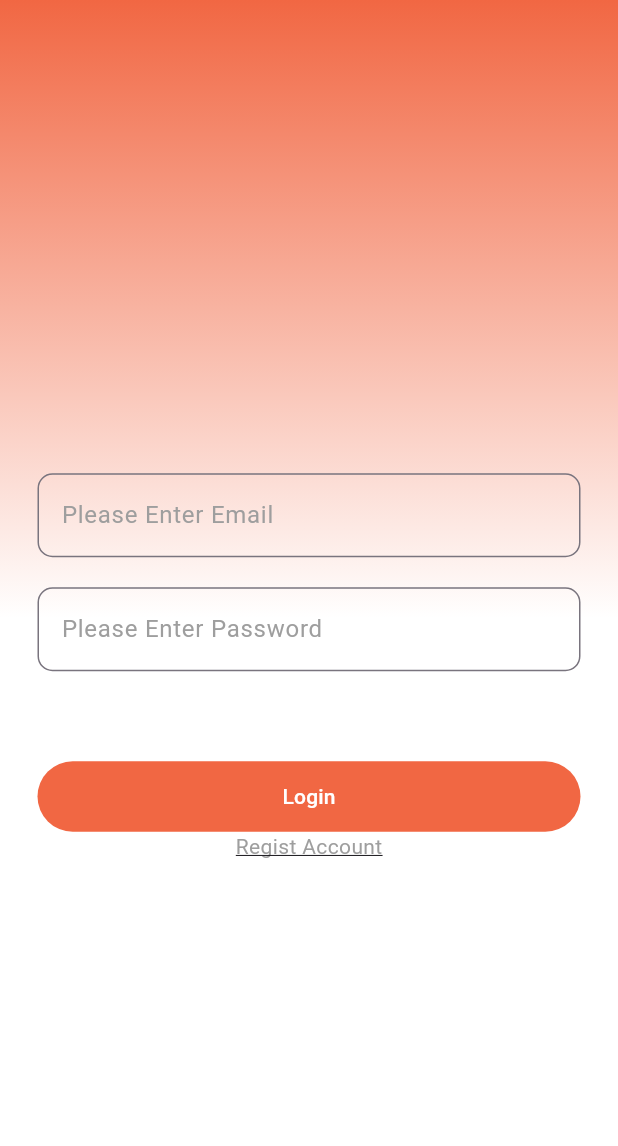
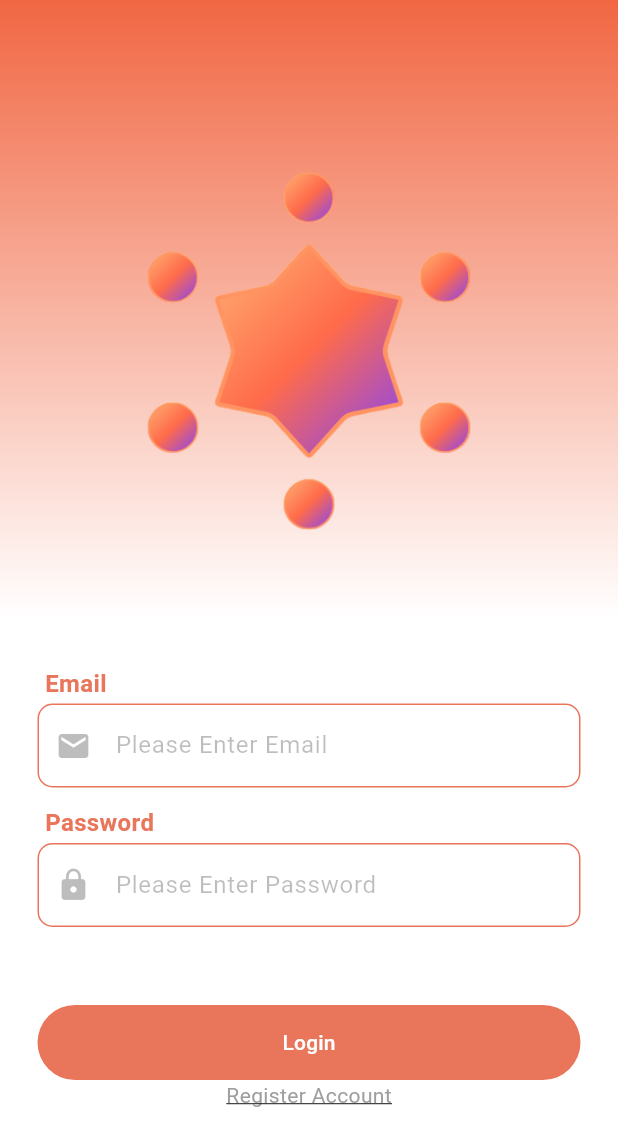
Before and after one commit to SparkUp-App/SparkUp-Android, a Flutter app: the screen it shows after launch, on a phone screen of 412 x 824 dp. Shown: the top 1146 px of the screen. Run offline on Flutter 3.47's test engine with Material 3 defaults, Android fonts, the phone set to English and light mode, and no system bars; missing offline and left inert: toasty_box.

Commit message:
!add main_icon

```diff
--- a/lib/screen/home_page.dart
+++ b/lib/screen/home_page.dart
@@ -41,7 +41,6 @@ class _HomePageState extends State<HomePage> {
 
   @override
   Widget build(BuildContext context) {
-
     return Scaffold(
         body: _getPage(_selectedIndex),
         floatingActionButton: SizedBox(
--- a/lib/screen/login_page.dart
+++ b/lib/screen/login_page.dart
@@ -1,7 +1,9 @@
 import "package:flutter/material.dart";
-import "package:flutter/widgets.dart";
+import "package:spark_up/common_widget/system_message.dart";
+import "package:spark_up/data/profile.dart";
 import "package:spark_up/network/network.dart";
 import "package:spark_up/network/path/auth_path.dart";
+import "package:spark_up/network/path/profile_path.dart";
 import "package:spark_up/route.dart";
 
 class LoginPage extends StatefulWidget {
@@ -18,65 +20,141 @@ class _LoginPageState extends State<LoginPage> {
 
   @override
   Widget build(BuildContext context) {
-    return Stack(
-        children: [
-          Container(
+    return Container(
       decoration: BoxDecoration(
         gradient: LinearGradient(
           colors: [Color(0xFFF16743), Colors.white],
           begin: Alignment.topCenter,
           end: Alignment.center,
+        )
       ),
-            ),
-            child:Scaffold(
-                appBar: AppBar(
-                  backgroundColor: Colors.transparent.withOpacity(0),
-                ),
-                backgroundColor: Colors.transparent.withOpacity(0),
+      child: Stack(
+        children: [
+          Scaffold(
+            backgroundColor: Colors.transparent,
             body: Center(
+              child: SingleChildScrollView(
                 child: Container(
-                      margin:const EdgeInsets.symmetric(vertical: 50.0, horizontal: 25.0),
+                  margin: const EdgeInsets.symmetric(vertical: 50.0, horizontal: 25.0),
                   child: Column(
                     crossAxisAlignment: CrossAxisAlignment.stretch,
                     mainAxisAlignment: MainAxisAlignment.center,
                     children: [
                       Container(
-                              padding: const EdgeInsets.symmetric(vertical: 10.0),
+                        width: 300,
+                        height: 300,
+                        child: Image.asset(
+                          'assets/sparkUpMainIcon.png',
+                          fit: BoxFit.contain, // 根據需求選擇如何適應容器（例如 cover, contain, fill）
+                        ),
+                      ),
+                      SizedBox(
+                        height: 50,
+                      ),
+                      Padding(
+                        padding: EdgeInsets.fromLTRB(0.0, 10.0, 0.0, 0.0),
+                        child: Column(
+                          crossAxisAlignment: CrossAxisAlignment.start,
+                          children: [
+                            Padding(
+                              padding: EdgeInsets.fromLTRB(5.0, 0.0, 0.0, 0.0),
+                              child: Text(
+                                "Email",
+                                style: const TextStyle(
+                                  fontSize: 16,
+                                  color: Color(0xFFE9765B),
+                                  fontWeight: FontWeight.w600,
+                                ),
+                              ),
+                            ),
+                            Container(
+                              padding: const EdgeInsets.symmetric(vertical: 2.0),
+                              width: double.infinity,
                               child: TextField(
                                 controller: emailController,
                                 decoration: InputDecoration(
+                                  enabledBorder: OutlineInputBorder(
+                                    borderSide: const BorderSide(color: Color(0xFFE9765B)),
+                                    borderRadius: BorderRadius.circular(10.0),
+                                  ),
+                                  focusedBorder: OutlineInputBorder(
+                                    borderSide: const BorderSide(color: Color(0xFFE9765B)),
+                                    borderRadius: BorderRadius.circular(10.0),
+                                  ),
                                   border: OutlineInputBorder(
-                                        borderRadius: BorderRadius.circular(10.0)),
+                                    borderSide: const BorderSide(color: Color(0xFFE9765B)),
+                                    borderRadius: BorderRadius.circular(10.0),
+                                  ),
+                                  prefixIcon: const Icon(Icons.email),
+                                  prefixIconColor: Colors.black26,
                                   hintText: "Please Enter Email",
                                   hintStyle: const TextStyle(
-                                      color: Colors.grey,
-                                    )),
-                              )),
+                                    color: Colors.black26,
+                                  ),
+                                ),
+                              ),
+                            ),
+                          ],
+                        ),
+                      ),
+                      Padding(
+                        padding: EdgeInsets.fromLTRB(0.0, 10.0, 0.0, 0.0),
+                        child: Column(
+                          crossAxisAlignment: CrossAxisAlignment.start,
+                          children: [
+                            Padding(
+                              padding: EdgeInsets.fromLTRB(5.0, 0.0, 0.0, 0.0),
+                              child: Text(
+                                "Password",
+                                style: const TextStyle(
+                                  fontSize: 16,
+                                  color: Color(0xFFE9765B),
+                                  fontWeight: FontWeight.w600,
+                                ),
+                              ),
+                            ),
                             Container(
-                              padding: const EdgeInsets.symmetric(vertical: 10.0),
+                              padding: const EdgeInsets.symmetric(vertical: 2.0),
+                              width: double.infinity,
                               child: TextField(
                                 controller: passwordController,
+                                obscureText: true,
                                 decoration: InputDecoration(
+                                  enabledBorder: OutlineInputBorder(
+                                    borderSide: const BorderSide(color: Color(0xFFE9765B)),
+                                    borderRadius: BorderRadius.circular(10.0),
+                                  ),
+                                  focusedBorder: OutlineInputBorder(
+                                    borderSide: const BorderSide(color: Color(0xFFE9765B)),
+                                    borderRadius: BorderRadius.circular(10.0),
+                                  ),
                                   border: OutlineInputBorder(
-                                        borderRadius: BorderRadius.circular(10.0)),
+                                    borderSide: const BorderSide(color: Color(0xFFE9765B)),
+                                    borderRadius: BorderRadius.circular(10.0),
+                                  ),
+                                  prefixIcon: const Icon(Icons.lock),
+                                  prefixIconColor: Colors.black26,
                                   hintText: "Please Enter Password",
                                   hintStyle: const TextStyle(
-                                      color: Colors.grey,
-                                    )),
-                              )),
+                                    color: Colors.black26,
+                                  ),
+                                ),
+                              ),
+                            ),
+                          ],
+                        ),
+                      ),
                       Container(
                     margin: const EdgeInsets.only(top: 50.0),
-                              child: SizedBox(
-                                  width: 200,
-                                  height: 47,
                     child: TextButton(
                       style: ButtonStyle(
+                        minimumSize: WidgetStateProperty.all<Size>(const Size(200, 50)),
                         backgroundColor:
                             WidgetStateProperty.resolveWith<Color>((states) {
                           if (states.contains(WidgetState.pressed)) {
-                                          return Color(0xFFF16743);
+                            return const Color(0xFFE9765B);
                           } else {
-                                          return Color(0xFFF16743);
+                            return Color(0xFFE9765B);
                           }
                         }),
                       ),
@@ -86,6 +164,7 @@ class _LoginPageState extends State<LoginPage> {
                         });
 
                         debugPrint("Sending Login Request");
+
                         dynamic response = await Network.manager.sendRequest(
                             method: RequestMethod.post,
                             path: AuthPath.login,
@@ -93,6 +172,7 @@ class _LoginPageState extends State<LoginPage> {
                               "email": emailController.text,
                               "password": passwordController.text,
                             });
+
                         debugPrint("Login Request Finished");
 
                         setState(() {
@@ -102,35 +182,35 @@ class _LoginPageState extends State<LoginPage> {
                         if (context.mounted) {
                           debugPrint("${response["status"]}");
                           if (response["status"] == "success") {
-                                          Network.manager.saveUserId(response["data"]["user_id"]);
+                            Network.manager
+                                .saveUserId(response["data"]["user_id"]);
+                            if (response["data"]["profile_exists"]) {
+                              setState(() {
+                                isLoading = true;
+                              });
+                              debugPrint("Sending Profile View Request");
+                              final profileResponse = await Network.manager
+                                  .sendRequest(
+                                      method: RequestMethod.get,
+                                      path: ProfilePath.view,
+                                      pathMid: ["${Network.manager.userId}"]);
+                              debugPrint("Finished Profile View Request");
+                              debugPrint("Profile Response Status: ${profileResponse["status"]}");
+                              Profile.manager = Profile.initfromData(profileResponse["data"]);
+
+                              if(context.mounted){
                                 Navigator.pushNamed(context, RouteMap.homePage);
+                              }
+                            } else {
+                              Navigator.pushNamed(
+                                  context, RouteMap.initialProfileDataPage);
+                            }
                             debugPrint("Login success");
                           } else {
                             showDialog(
                                 context: context,
-                                              builder: (BuildContext context) {
-                                                return AlertDialog(
-                                                  title: Container(
-                                                    alignment: Alignment.center,
-                                                    height: 40.0,
-                                                    child: const Text("System Message"),
-                                                  ),
-                                                  content: Container(
-                                                    alignment: Alignment.center,
-                                                    height: 40.0,
-                                                    child: Text(response["data"]["message"]),
-                                                  ),
-                                                  actions: [
-                                                    Container(
-                                                        alignment: Alignment.centerRight,
-                                                        height: 40.0,
-                                                        child: TextButton(
-                                                            onPressed: () =>
-                                                                Navigator.pop(context),
-                                                            child: const Text("OK")))
-                                                  ],
-                                                );
-                                              });
+                                builder: (context) => SystemMessage(
+                                    content: response["data"]["message"]));
                           }
                         }
                       },
@@ -138,7 +218,7 @@ class _LoginPageState extends State<LoginPage> {
                         "Login",
                         style: TextStyle(color: Colors.white),
                       ),
-                                  ))),
+                    )),
                       Container(
                         alignment: Alignment.center,
                         child: GestureDetector(
@@ -146,16 +226,20 @@ class _LoginPageState extends State<LoginPage> {
                             Navigator.pushNamed(context, RouteMap.registerPage);
                           },
                           child: const Text(
-                                  "Regist Account",
+                            "Register Account",
                             style: TextStyle(
                               color: Colors.grey,
                               fontSize: 14.0,
-                                      decoration: TextDecoration.underline),
-                                )),
+                              decoration: TextDecoration.underline
+                            ),
+                          )
+                        ),
                       )
                     ],
-                      )),
-                )),
+                  )
+                ),
+              ),
+            )
           ),
           if (isLoading)
             Container(
@@ -165,7 +249,10 @@ class _LoginPageState extends State<LoginPage> {
                 child: Center(
                   child: CircularProgressIndicator(),
                 ),
-                ))
-        ]);
+              )
+            )
+        ]
+      )
+    );
   }
 }
--- a/pubspec.yaml
+++ b/pubspec.yaml
@@ -55,6 +55,8 @@ dev_dependencies:
 
 # The following section is specific to Flutter packages.
 flutter:
+  assets:
+    - assets/
 
   # The following line ensures that the Material Icons font is
   # included with your application, so that you can use the icons in
```
Also changed, not shown: assets/sparkUpMainIcon.png (added). Lines whose indentation alone changed are shown as unchanged.
